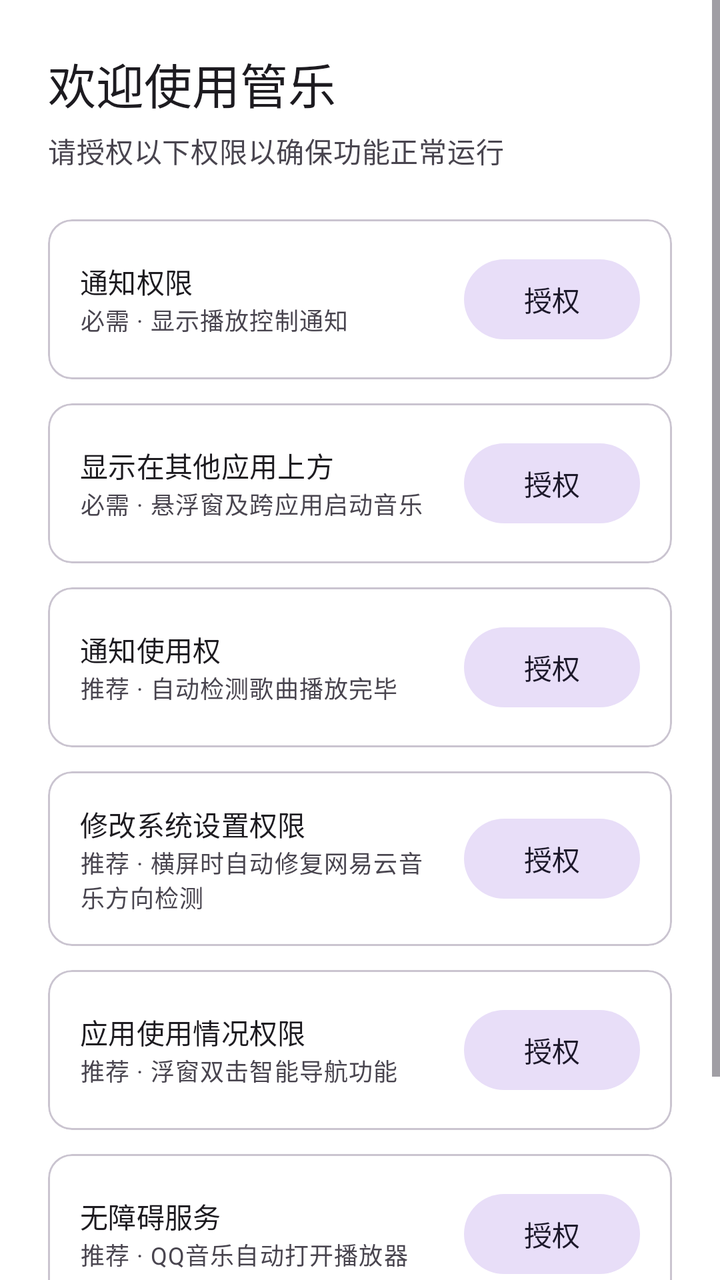
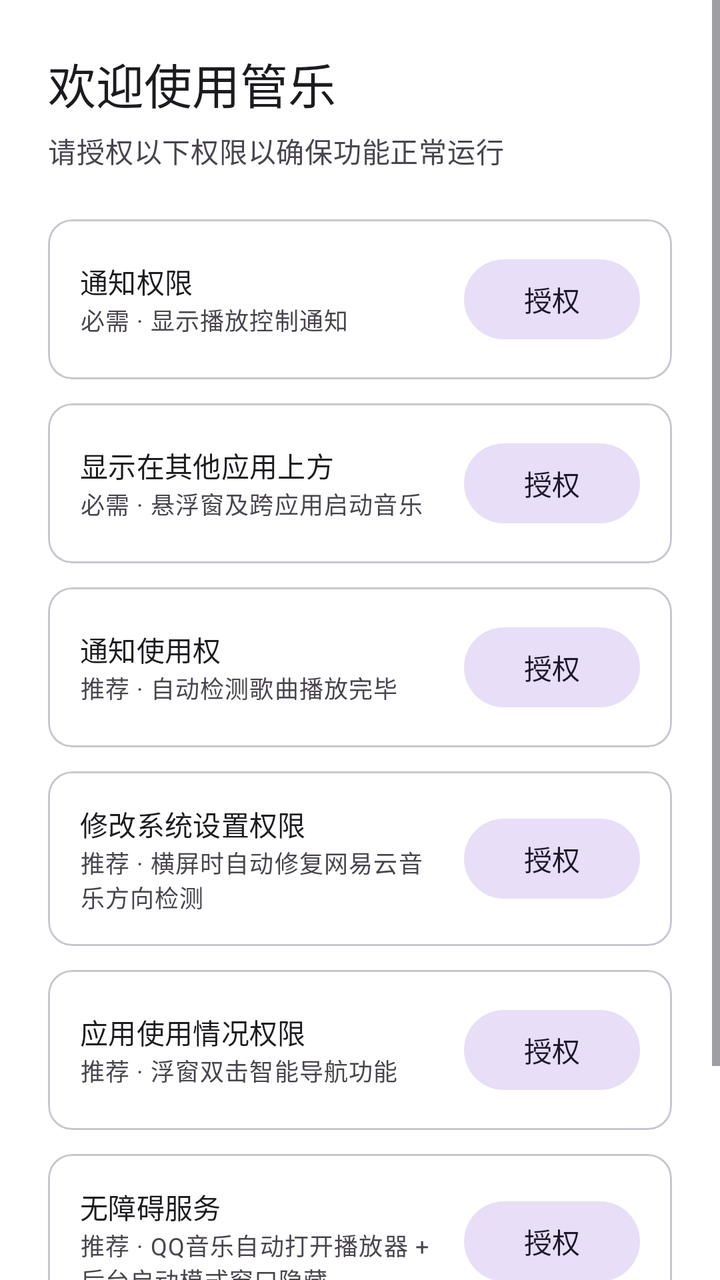

Before-and-after screenshots of an Android layout around one commit, followed by the original layout XML and the change that was made.
<!-- AndroidManifest.xml: application theme Theme.MusicHub -->
<!-- res/layout/fragment_setup.xml -->
<?xml version="1.0" encoding="utf-8"?>
<ScrollView xmlns:android="http://schemas.android.com/apk/res/android"
    xmlns:app="http://schemas.android.com/apk/res-auto"
    android:layout_width="match_parent"
    android:layout_height="match_parent">

    <LinearLayout
        android:layout_width="match_parent"
        android:layout_height="wrap_content"
        android:orientation="vertical"
        android:padding="24dp">

        <TextView
            android:layout_width="wrap_content"
            android:layout_height="wrap_content"
            android:text="欢迎使用管乐"
            android:textAppearance="?attr/textAppearanceHeadlineSmall"
            android:layout_marginBottom="6dp" />

        <TextView
            android:layout_width="wrap_content"
            android:layout_height="wrap_content"
            android:text="请授权以下权限以确保功能正常运行"
            android:textAppearance="?attr/textAppearanceBodyMedium"
            android:textColor="?attr/colorOnSurfaceVariant"
            android:layout_marginBottom="24dp" />

        
        <com.google.android.material.card.MaterialCardView
            android:id="@+id/cardNotification"
            android:layout_width="match_parent"
            android:layout_height="wrap_content"
            android:layout_marginBottom="12dp"
            app:cardElevation="0dp"
            app:strokeWidth="1dp"
            app:strokeColor="?attr/colorOutlineVariant">

            <LinearLayout
                android:layout_width="match_parent"
                android:layout_height="wrap_content"
                android:orientation="horizontal"
                android:padding="16dp"
                android:gravity="center_vertical">

                <LinearLayout
                    android:layout_width="0dp"
                    android:layout_height="wrap_content"
                    android:layout_weight="1"
                    android:orientation="vertical"
                    android:layout_marginEnd="12dp">

                    <TextView
                        android:layout_width="wrap_content"
                        android:layout_height="wrap_content"
                        android:text="通知权限"
                        android:textAppearance="?attr/textAppearanceTitleSmall" />

                    <TextView
                        android:layout_width="wrap_content"
                        android:layout_height="wrap_content"
                        android:text="必需 · 显示播放控制通知"
                        android:textAppearance="?attr/textAppearanceBodySmall"
                        android:textColor="?attr/colorOnSurfaceVariant" />

                </LinearLayout>

                <com.google.android.material.button.MaterialButton
                    android:id="@+id/btnGrantNotification"
                    style="@style/Widget.Material3.Button.TonalButton"
                    android:layout_width="wrap_content"
                    android:layout_height="wrap_content"
                    android:text="授权" />

            </LinearLayout>
        </com.google.android.material.card.MaterialCardView>

        
        <com.google.android.material.card.MaterialCardView
            android:id="@+id/cardOverlay"
            android:layout_width="match_parent"
            android:layout_height="wrap_content"
            android:layout_marginBottom="12dp"
            app:cardElevation="0dp"
            app:strokeWidth="1dp"
            app:strokeColor="?attr/colorOutlineVariant">

            <LinearLayout
                android:layout_width="match_parent"
                android:layout_height="wrap_content"
                android:orientation="horizontal"
                android:padding="16dp"
                android:gravity="center_vertical">

                <LinearLayout
                    android:layout_width="0dp"
                    android:layout_height="wrap_content"
                    android:layout_weight="1"
                    android:orientation="vertical"
                    android:layout_marginEnd="12dp">

                    <TextView
                        android:layout_width="wrap_content"
                        android:layout_height="wrap_content"
                        android:text="显示在其他应用上方"
                        android:textAppearance="?attr/textAppearanceTitleSmall" />

                    <TextView
                        android:layout_width="wrap_content"
                        android:layout_height="wrap_content"
                        android:text="必需 · 悬浮窗及跨应用启动音乐"
                        android:textAppearance="?attr/textAppearanceBodySmall"
                        android:textColor="?attr/colorOnSurfaceVariant" />

                </LinearLayout>

                <com.google.android.material.button.MaterialButton
                    android:id="@+id/btnGrantOverlay"
                    style="@style/Widget.Material3.Button.TonalButton"
                    android:layout_width="wrap_content"
                    android:layout_height="wrap_content"
                    android:text="授权" />

            </LinearLayout>
        </com.google.android.material.card.MaterialCardView>

        
        <com.google.android.material.card.MaterialCardView
            android:id="@+id/cardListener"
            android:layout_width="match_parent"
            android:layout_height="wrap_content"
            android:layout_marginBottom="12dp"
            app:cardElevation="0dp"
            app:strokeWidth="1dp"
            app:strokeColor="?attr/colorOutlineVariant">

            <LinearLayout
                android:layout_width="match_parent"
                android:layout_height="wrap_content"
                android:orientation="horizontal"
                android:padding="16dp"
                android:gravity="center_vertical">

                <LinearLayout
                    android:layout_width="0dp"
                    android:layout_height="wrap_content"
                    android:layout_weight="1"
                    android:orientation="vertical"
                    android:layout_marginEnd="12dp">

                    <TextView
                        android:layout_width="wrap_content"
                        android:layout_height="wrap_content"
                        android:text="通知使用权"
                        android:textAppearance="?attr/textAppearanceTitleSmall" />

                    <TextView
                        android:layout_width="wrap_content"
                        android:layout_height="wrap_content"
                        android:text="推荐 · 自动检测歌曲播放完毕"
                        android:textAppearance="?attr/textAppearanceBodySmall"
                        android:textColor="?attr/colorOnSurfaceVariant" />

                </LinearLayout>

                <com.google.android.material.button.MaterialButton
                    android:id="@+id/btnGrantListener"
                    style="@style/Widget.Material3.Button.TonalButton"
                    android:layout_width="wrap_content"
                    android:layout_height="wrap_content"
                    android:text="授权" />

            </LinearLayout>
        </com.google.android.material.card.MaterialCardView>

        
        <com.google.android.material.card.MaterialCardView
            android:id="@+id/cardWriteSettings"
            android:layout_width="match_parent"
            android:layout_height="wrap_content"
            android:layout_marginBottom="12dp"
            app:cardElevation="0dp"
            app:strokeWidth="1dp"
            app:strokeColor="?attr/colorOutlineVariant">

            <LinearLayout
                android:layout_width="match_parent"
                android:layout_height="wrap_content"
                android:orientation="horizontal"
                android:padding="16dp"
                android:gravity="center_vertical">

                <LinearLayout
                    android:layout_width="0dp"
                    android:layout_height="wrap_content"
                    android:layout_weight="1"
                    android:orientation="vertical"
                    android:layout_marginEnd="12dp">

                    <TextView
                        android:layout_width="wrap_content"
                        android:layout_height="wrap_content"
                        android:text="修改系统设置权限"
                        android:textAppearance="?attr/textAppearanceTitleSmall" />

                    <TextView
                        android:layout_width="wrap_content"
                        android:layout_height="wrap_content"
                        android:text="推荐 · 横屏时自动修复网易云音乐方向检测"
                        android:textAppearance="?attr/textAppearanceBodySmall"
                        android:textColor="?attr/colorOnSurfaceVariant" />

                </LinearLayout>

                <com.google.android.material.button.MaterialButton
                    android:id="@+id/btnGrantWriteSettings"
                    style="@style/Widget.Material3.Button.TonalButton"
                    android:layout_width="wrap_content"
                    android:layout_height="wrap_content"
                    android:text="授权" />

            </LinearLayout>
        </com.google.android.material.card.MaterialCardView>

        
        <com.google.android.material.card.MaterialCardView
            android:id="@+id/cardUsageStats"
            android:layout_width="match_parent"
            android:layout_height="wrap_content"
            android:layout_marginBottom="12dp"
            app:cardElevation="0dp"
            app:strokeWidth="1dp"
            app:strokeColor="?attr/colorOutlineVariant">

            <LinearLayout
                android:layout_width="match_parent"
                android:layout_height="wrap_content"
                android:orientation="horizontal"
                android:padding="16dp"
                android:gravity="center_vertical">

                <LinearLayout
                    android:layout_width="0dp"
                    android:layout_height="wrap_content"
                    android:layout_weight="1"
                    android:orientation="vertical"
                    android:layout_marginEnd="12dp">

                    <TextView
                        android:layout_width="wrap_content"
                        android:layout_height="wrap_content"
                        android:text="应用使用情况权限"
                        android:textAppearance="?attr/textAppearanceTitleSmall" />

                    <TextView
                        android:layout_width="wrap_content"
                        android:layout_height="wrap_content"
                        android:text="推荐 · 浮窗双击智能导航功能"
                        android:textAppearance="?attr/textAppearanceBodySmall"
                        android:textColor="?attr/colorOnSurfaceVariant" />

                </LinearLayout>

                <com.google.android.material.button.MaterialButton
                    android:id="@+id/btnGrantUsageStats"
                    style="@style/Widget.Material3.Button.TonalButton"
                    android:layout_width="wrap_content"
                    android:layout_height="wrap_content"
                    android:text="授权" />

            </LinearLayout>
        </com.google.android.material.card.MaterialCardView>

        
        <com.google.android.material.card.MaterialCardView
            android:id="@+id/cardAccessibility"
            android:layout_width="match_parent"
            android:layout_height="wrap_content"
            android:layout_marginBottom="32dp"
            app:cardElevation="0dp"
            app:strokeWidth="1dp"
            app:strokeColor="?attr/colorOutlineVariant">

            <LinearLayout
                android:layout_width="match_parent"
                android:layout_height="wrap_content"
                android:orientation="horizontal"
                android:padding="16dp"
                android:gravity="center_vertical">

                <LinearLayout
                    android:layout_width="0dp"
                    android:layout_height="wrap_content"
                    android:layout_weight="1"
                    android:orientation="vertical"
                    android:layout_marginEnd="12dp">

                    <TextView
                        android:layout_width="wrap_content"
                        android:layout_height="wrap_content"
                        android:text="无障碍服务"
                        android:textAppearance="?attr/textAppearanceTitleSmall" />

                    <TextView
                        android:layout_width="wrap_content"
                        android:layout_height="wrap_content"
                        android:text="推荐 · QQ音乐自动打开播放器"
                        android:textAppearance="?attr/textAppearanceBodySmall"
                        android:textColor="?attr/colorOnSurfaceVariant" />

                </LinearLayout>

                <com.google.android.material.button.MaterialButton
                    android:id="@+id/btnGrantAccessibility"
                    style="@style/Widget.Material3.Button.TonalButton"
                    android:layout_width="wrap_content"
                    android:layout_height="wrap_content"
                    android:text="授权" />

            </LinearLayout>
        </com.google.android.material.card.MaterialCardView>

        <com.google.android.material.button.MaterialButton
            android:id="@+id/btnDone"
            android:layout_width="match_parent"
            android:layout_height="wrap_content"
            android:text="开始使用" />

    </LinearLayout>
</ScrollView>
<!-- resources referenced by this layout -->
<resources>
  <style name="Theme.MusicHub" parent="Theme.Material3.Light.NoActionBar">
          
          <item name="colorPrimary">@color/primary</item>
          <item name="colorPrimaryVariant">@color/primary_dark</item>
          <item name="colorOnPrimary">@android:color/white</item>
  
          
          <item name="colorSecondary">@color/secondary</item>
          <item name="colorSecondaryVariant">@color/secondary_variant</item>
          <item name="colorOnSecondary">@android:color/black</item>
  
          
          <item name="android:colorBackground">@color/background</item>
          <item name="colorSurface">@color/surface</item>
          <item name="colorOnSurface">@color/text_primary</item>
  
          
          <item name="android:statusBarColor">@color/primary_dark</item>
          <item name="android:navigationBarColor">@color/background</item>
  
          
          <item name="android:windowBackground">@color/background</item>
      </style>
  <color name="primary">#6200EE</color>
  <color name="primary_dark">#3700B3</color>
  <color name="secondary">#03DAC6</color>
  <color name="secondary_variant">#018786</color>
  <color name="background">#FFFFFF</color>
  <color name="surface">#FFFFFF</color>
  <color name="text_primary">#212121</color>
</resources>

<!-- the commit's change to res/layout/fragment_setup.xml (unified diff, before → after) -->
@@ -303,7 +303,7 @@
                     <TextView
                         android:layout_width="wrap_content"
                         android:layout_height="wrap_content"
-                        android:text="推荐 · QQ音乐自动打开播放器"
+                        android:text="推荐 · QQ音乐自动打开播放器 + 后台启动模式窗口隐藏"
                         android:textAppearance="?attr/textAppearanceBodySmall"
                         android:textColor="?attr/colorOnSurfaceVariant" />
 
